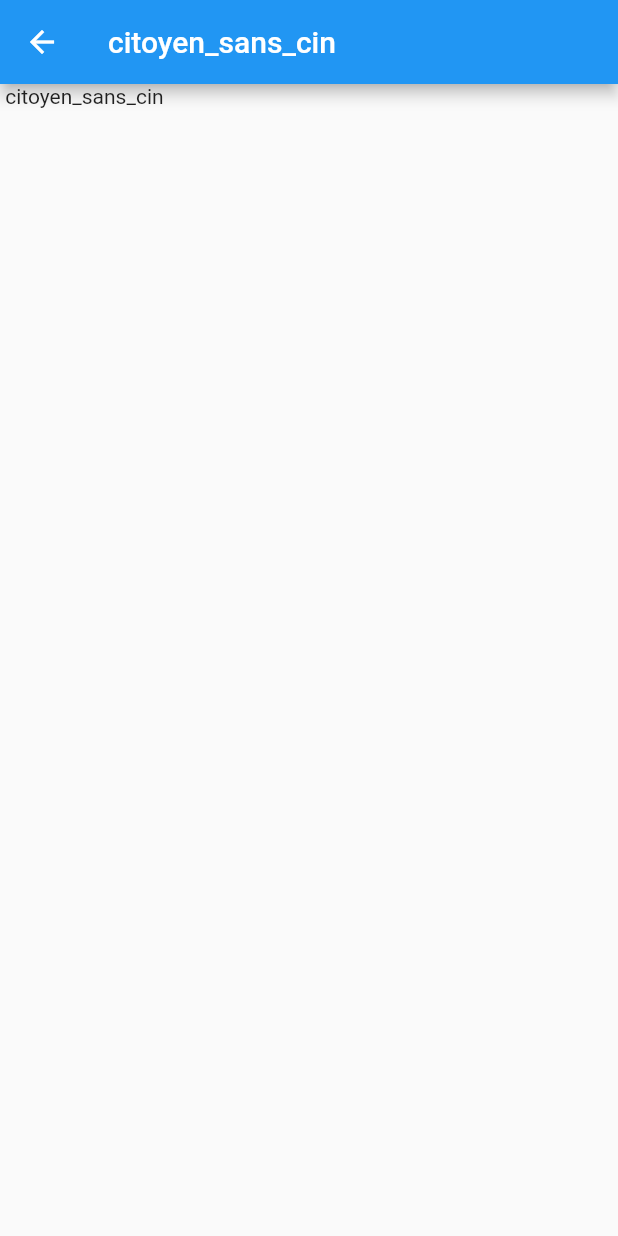
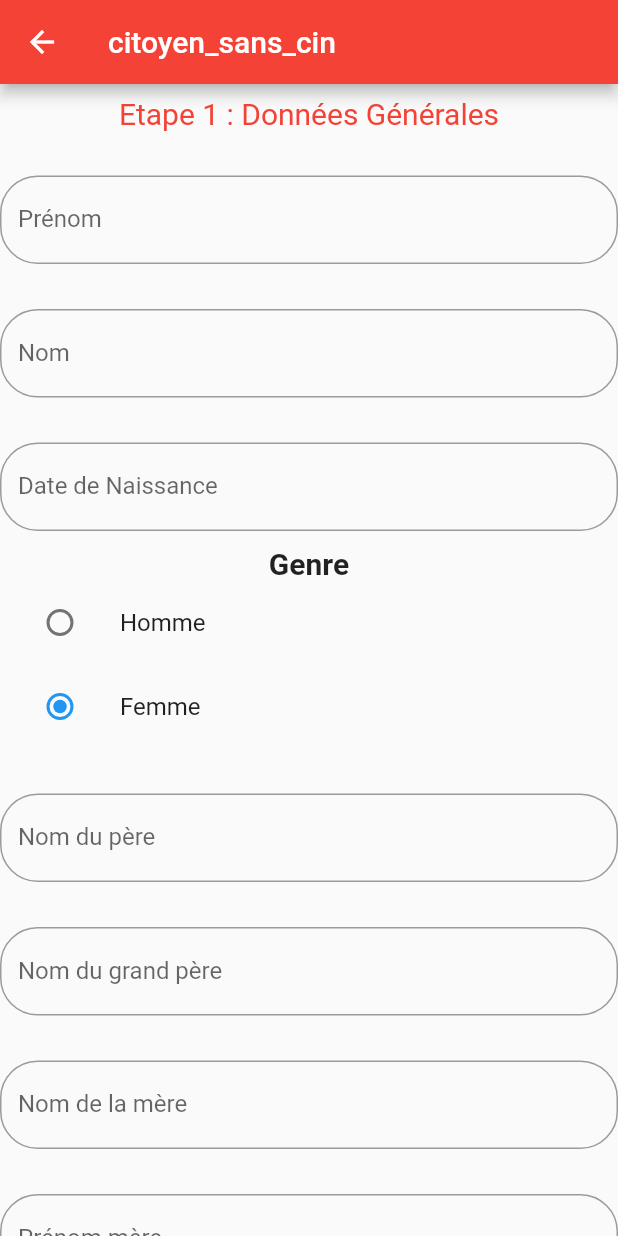
Before and after one commit to belhadjkacemdonia/flutter_evax, a Flutter app: the citoyen_sans_cin screen opened directly, on a phone screen of 412 x 824 dp. Run offline on Flutter 3.47's test engine with Material 2 defaults, Android fonts, the phone set to English and light mode, and no system bars.

Commit message:
first commit

```diff
--- a/lib/citoyen_sans_cin.dart
+++ b/lib/citoyen_sans_cin.dart
@@ -6,8 +6,182 @@ class citoyen_sans_cin extends StatelessWidget{
   Widget build(BuildContext context) {
     // TODO: implement build
     return Scaffold(
-      appBar: AppBar(title: Text("citoyen_sans_cin"),),
-      body: Text(" citoyen_sans_cin"),
+      appBar: AppBar(title: Text("citoyen_sans_cin"),
+        backgroundColor: Colors.red,),
+        body: citoyen_sanscin()
+
     );
   }
 }
+class citoyen_sanscin extends StatelessWidget{
+  @override
+  Widget build(BuildContext context) {
+    return Center(
+      child:  Container(
+        child:  SingleChildScrollView(
+          child:  Column(
+            children : [
+              Padding(padding: EdgeInsets.only(top: 8.0)),
+              Text('Etape 1 : Données Générales',
+                style:  TextStyle(color: Colors.red, fontSize: 20.0),),
+              Padding(padding: EdgeInsets.only(top: 30.0)),
+              TextField(
+                decoration:  InputDecoration(
+                  labelText: "Prénom",
+                  border:  OutlineInputBorder(
+                    borderRadius:  BorderRadius.circular(25.0),
+                    borderSide:  BorderSide(
+                    ),
+                  ),
+                  //fillColor: Colors.green
+                ),
+              ),
+              Padding(padding: EdgeInsets.only(top: 30.0)),
+              TextField(
+                decoration:  InputDecoration(
+                  labelText: "Nom",
+                  border:  OutlineInputBorder(
+                    borderRadius:  BorderRadius.circular(25.0),
+                    borderSide:  BorderSide(
+                    ),
+                  ),
+                  //fillColor: Colors.green
+                ),
+              ),
+              Padding(padding: EdgeInsets.only(top: 30.0)),
+              TextField(
+                decoration:  InputDecoration(
+                  labelText: "Date de Naissance",
+                  border:  OutlineInputBorder(
+                    borderRadius:  BorderRadius.circular(25.0),
+                    borderSide:  BorderSide(
+                    ),
+                  ),
+                  //fillColor: Colors.green
+                ),
+              ),
+              ButtonRadio(),
+              Padding(padding: EdgeInsets.only(top: 30.0)),
+              TextField(
+                decoration:  InputDecoration(
+                  labelText: "Nom du père",
+                  border:  OutlineInputBorder(
+                    borderRadius:  BorderRadius.circular(25.0),
+                    borderSide:  BorderSide(
+                    ),
+                  ),
+                  //fillColor: Colors.green
+                ),
+              ),
+              Padding(padding: EdgeInsets.only(top: 30.0)),
+              TextField(
+                decoration:  InputDecoration(
+                  labelText: "Nom du grand père",
+                  border:  OutlineInputBorder(
+                    borderRadius:  BorderRadius.circular(25.0),
+                    borderSide:  BorderSide(
+                    ),
+                  ),
+                  //fillColor: Colors.green
+                ),
+              ),
+              Padding(padding: EdgeInsets.only(top: 30.0)),
+              TextField(
+                decoration:  InputDecoration(
+                  labelText: "Nom de la mère",
+                  border:  OutlineInputBorder(
+                    borderRadius:  BorderRadius.circular(25.0),
+                    borderSide:  BorderSide(
+                    ),
+                  ),
+                  //fillColor: Colors.green
+                ),
+              ),
+              Padding(padding: EdgeInsets.only(top: 30.0)),
+              TextField(
+                decoration:  InputDecoration(
+                  labelText: "Prénom mère",
+                  border:  OutlineInputBorder(
+                    borderRadius:  BorderRadius.circular(25.0),
+                    borderSide:  BorderSide(
+                    ),
+                  ),
+                  //fillColor: Colors.green
+                ),
+              ),
+              Padding(padding: EdgeInsets.only(top: 30.0)),
+              ButtonTheme(
+                minWidth: double.infinity,
+                shape: RoundedRectangleBorder(
+                  borderRadius: BorderRadius.circular(15.0),
+                ),
+                child: MaterialButton(
+                  onPressed: () {},
+                  child: Text('Confirmer',
+                      style: TextStyle(fontWeight: FontWeight.bold,color: Colors.white)),
+                  color: Colors.red,
+                ),
+              ),
+            ],
+          ),
+        ),
+      ),
+    );
+  }
+}
+
+class ButtonRadio extends StatefulWidget {
+  @override
+  _MyButtonRadio createState() => _MyButtonRadio();
+}
+enum Gender { Homme, Femme }
+
+class _MyButtonRadio extends State<ButtonRadio> {
+  Gender defaultValue = Gender.Femme;
+  String gender = "male";
+
+  @override
+  Widget build(BuildContext context) {
+    return Container(
+      child: Column(
+        mainAxisAlignment: MainAxisAlignment.start,
+        children: [
+          SizedBox(height: 10,),
+          Text(
+            "Genre",
+            style: TextStyle(fontSize: 20, fontWeight: FontWeight.bold),
+          ),
+          //Radio Button via ListTile
+          ListTile(
+            leading: Radio(
+              value: Gender.Homme,
+              groupValue: defaultValue,
+              onChanged: (value) {
+                setState(() {
+                  gender = "Homme";
+                });
+              },
+            ),
+            title: Text("Homme"),
+          ),
+          ListTile(
+            leading: Radio(
+              value: Gender.Femme,
+              groupValue: defaultValue,
+              onChanged: (value) {
+                setState(() {
+                  gender = "Femme";
+                });
+              },
+            ),
+            title: Text("Femme"),
+          ),
+
+
+
+
+        ],
+      ),
+    );
+  }
+}
--- a/lib/main.dart
+++ b/lib/main.dart
@@ -23,6 +23,16 @@ class MyApp extends StatelessWidget {
         title: Text('EVAX'),
         backgroundColor: Colors.red,
       ),
+      body: Container(
+        constraints: BoxConstraints.expand(),
+        decoration: const BoxDecoration(
+          image: DecorationImage(
+              image: AssetImage("images/back2.jpeg"),
+              fit: BoxFit.cover),
+        ),
+    ),
+
+
       drawer: Drawer(    //menu
         child: ListView(
           children: <Widget>[
@@ -46,7 +56,7 @@ class MyApp extends StatelessWidget {
                     ],
                   ),
                 )),
-            CustomListTile(Icons.home,'Acceuil',()=> {Navigator.push(context, MaterialPageRoute(builder: (context)=> acceuil()
+            CustomListTile(Icons.home,'Acceuil',()=> {Navigator.push(context, MaterialPageRoute(builder: (context)=> MyApp()
             ))
             }),
             CustomListTile(Icons.login,'S"inscrire',()=>{ Navigator.push(context, MaterialPageRoute(builder: (context)=> inscrir()
--- a/pubspec.yaml
+++ b/pubspec.yaml
@@ -61,7 +61,7 @@ flutter:
   # To add assets to your application, add an assets section, like this:
   assets:
    - images/ministere1.png
-  #   - images/a_dot_ham.jpeg
+   - images/back2.jpeg
 
   # An image asset can refer to one or more resolution-specific "variants", see
   # https://flutter.dev/assets-and-images/#resolution-aware
```
Also changed, not shown: lib/citoyen_etranger.dart (line endings or trailing spaces).
